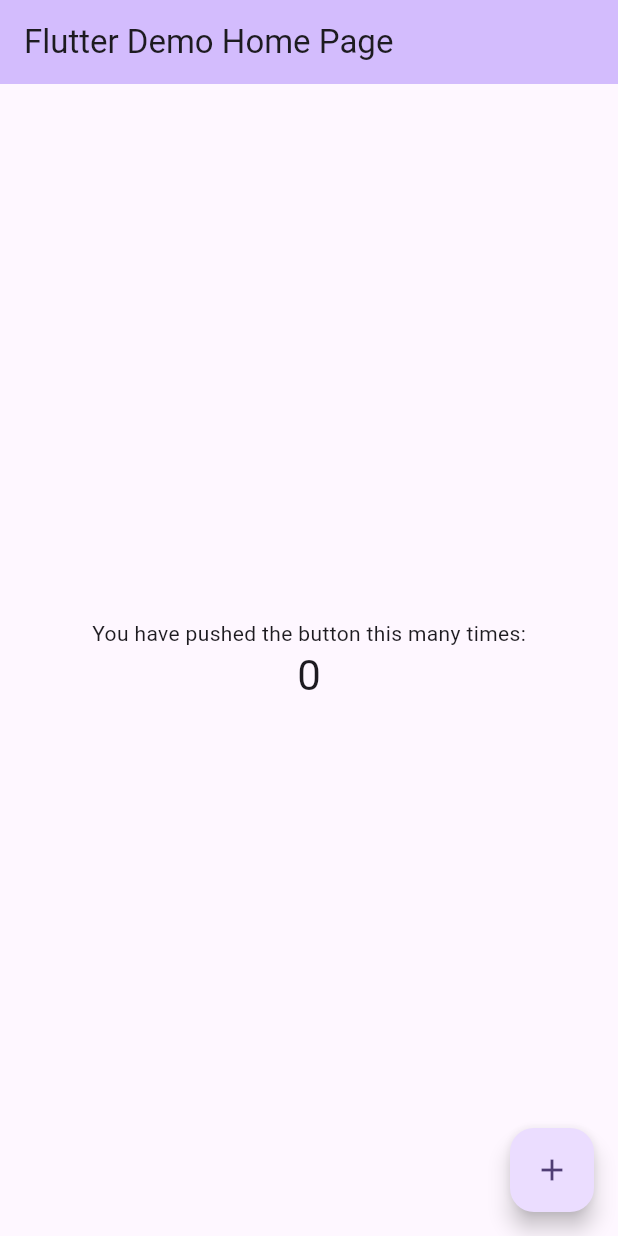
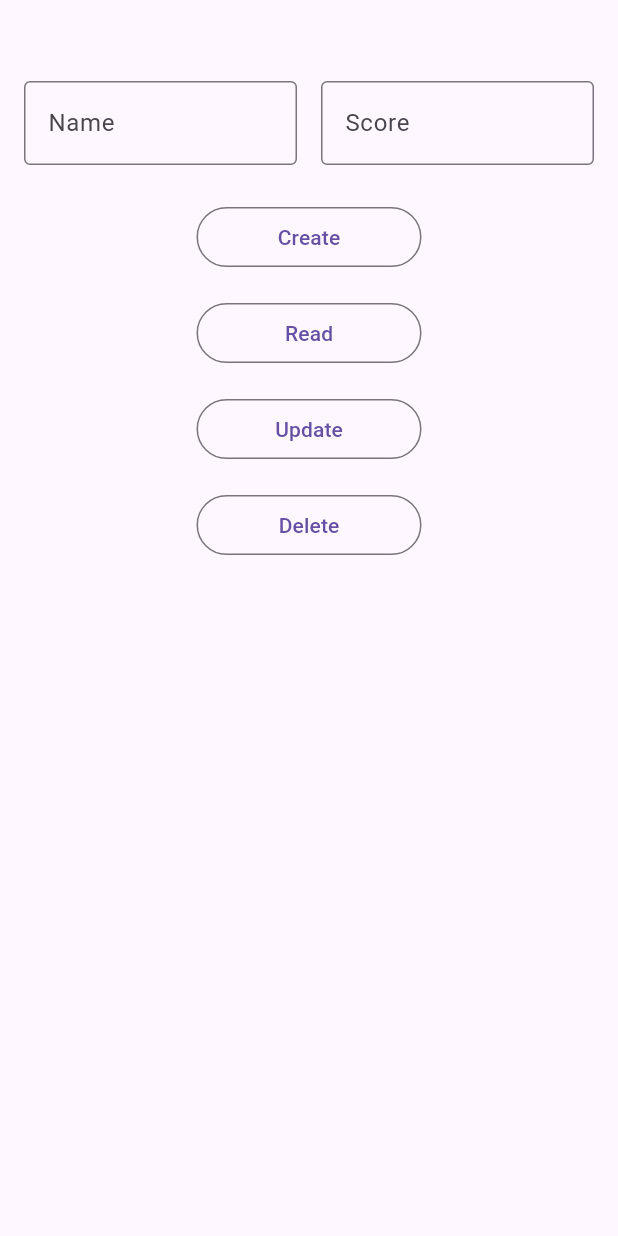
Before and after one commit to suragch/shelf_postgres_tutorial, a Flutter app: the screen it shows after launch, on a phone screen of 412 x 824 dp. Run offline on Flutter 3.47's test engine with Material 3 defaults, Android fonts, the phone set to English and light mode, and no system bars; our stand-ins replace get_it, shelf; missing offline and left inert: nanoid2, postgres, shelf_router.

Commit message:
improved flutter client

```diff
--- /dev/null
+++ b/flutter_client/lib/home_page/home_page.dart
@@ -0,0 +1,145 @@
+import 'package:flutter/material.dart';
+
+import '../models/score.dart';
+import 'home_page_manager.dart';
+
+class ShelfPostgresDemo extends StatefulWidget {
+  const ShelfPostgresDemo({super.key});
+
+  @override
+  State<ShelfPostgresDemo> createState() => _ShelfPostgresDemoState();
+}
+
+class _ShelfPostgresDemoState extends State<ShelfPostgresDemo> {
+  final manager = HomePageManager();
+
+  @override
+  void initState() {
+    super.initState();
+    manager.snackbarCallback = _showSnackbar;
+  }
+
+  @override
+  Widget build(BuildContext context) {
+    return Scaffold(
+      body: SizedBox(
+        width: double.infinity,
+        child: Column(
+          mainAxisAlignment: MainAxisAlignment.center,
+          children: [
+            const SizedBox(height: 32),
+            Align(
+              alignment: Alignment.topLeft,
+              child: ValueListenableBuilder<Score?>(
+                valueListenable: manager.selectedScoreNotifier,
+                builder: (context, score, _) {
+                  final text = (score == null) ? '' : 'ID: ${score.id}';
+                  return Padding(
+                    padding: const EdgeInsets.symmetric(horizontal: 16),
+                    child: Text(
+                      text,
+                      style: const TextStyle(fontSize: 10),
+                    ),
+                  );
+                },
+              ),
+            ),
+            const SizedBox(height: 8),
+            Row(
+              children: [
+                const SizedBox(width: 16),
+                Expanded(
+                  child: TextField(
+                    controller: manager.nameController,
+                    decoration: const InputDecoration(
+                      labelText: 'Name',
+                      border: OutlineInputBorder(),
+                    ),
+                  ),
+                ),
+                const SizedBox(width: 16),
+                Expanded(
+                  child: TextField(
+                    controller: manager.scoreController,
+                    decoration: const InputDecoration(
+                      labelText: 'Score',
+                      border: OutlineInputBorder(),
+                    ),
+                  ),
+                ),
+                const SizedBox(width: 16),
+              ],
+            ),
+            const SizedBox(height: 16),
+            TaskButton(title: 'Create', onPressed: manager.create),
+            TaskButton(title: 'Read', onPressed: manager.read),
+            TaskButton(title: 'Update', onPressed: manager.update),
+            TaskButton(title: 'Delete', onPressed: manager.delete),
+            const SizedBox(height: 16),
+            Expanded(
+              child: ValueListenableBuilder<List<Score>>(
+                valueListenable: manager.listNotifier,
+                builder: (context, rows, child) {
+                  return ListView.builder(
+                    itemCount: rows.length,
+                    itemBuilder: (context, index) {
+                      final row = rows[index];
+                      return Card(
+                        child: ListTile(
+                          leading: Text(
+                            row.score.toString(),
+                            style: const TextStyle(fontSize: 30),
+                          ),
+                          title: Text(row.userId),
+                          subtitle: Text(
+                            row.updated.toString(),
+                            style: const TextStyle(fontSize: 10),
+                          ),
+                          onTap: () => manager.onScoreTapped(row),
+                        ),
+                      );
+                    },
+                  );
+                },
+              ),
+            ),
+          ],
+        ),
+      ),
+    );
+  }
+
+  void _showSnackbar(String message) {
+    ScaffoldMessenger.of(context).showSnackBar(
+      SnackBar(
+        content: Text(message),
+        duration: const Duration(seconds: 2),
+      ),
+    );
+  }
+}
+
+class TaskButton extends StatelessWidget {
+  final String title;
+  final VoidCallback onPressed;
+
+  const TaskButton({
+    super.key,
+    required this.title,
+    required this.onPressed,
+  });
+
+  @override
+  Widget build(BuildContext context) {
+    return Padding(
+      padding: const EdgeInsets.symmetric(horizontal: 16.0, vertical: 8.0),
+      child: SizedBox(
+        width: 150,
+        child: OutlinedButton(
+          onPressed: onPressed,
+          child: Text(title),
+        ),
+      ),
+    );
+  }
+}
--- /dev/null
+++ b/flutter_client/lib/home_page/home_page_manager.dart
@@ -0,0 +1,179 @@
+import 'dart:convert';
+
+import 'package:flutter/widgets.dart';
+import 'package:http/http.dart' as http;
+
+import '../models/score.dart';
+
+const baseUrl = 'http://localhost:8080';
+const headers = {'Content-Type': 'application/json; charset=UTF-8'};
+
+class HomePageManager {
+  final listNotifier = ListNotifier();
+  final selectedScoreNotifier = ValueNotifier<Score?>(null);
+  final nameController = TextEditingController();
+  final scoreController = TextEditingController();
+
+  void Function(String message)? snackbarCallback;
+
+  Future<void> create() async {
+    final userId = nameController.text;
+    if (userId.isEmpty) {
+      snackbarCallback?.call('Name is required');
+      return;
+    }
+
+    final score = scoreController.text;
+    final scoreInt = int.tryParse(score);
+    if (scoreInt == null) {
+      snackbarCallback?.call('Score must be an integer');
+      return;
+    }
+
+    final data = {
+      'user_id': userId,
+      'score': scoreInt,
+    };
+
+    final response = await http.post(
+      Uri.parse('$baseUrl/create'),
+      headers: headers,
+      body: jsonEncode(data),
+    );
+    final body = jsonDecode(response.body);
+    print(body);
+
+    if (response.statusCode != 200) {
+      snackbarCallback?.call(body);
+      return;
+    }
+
+    listNotifier.add(Score.fromJson(body));
+    scoreController.clear();
+    nameController.clear();
+  }
+
+  Future<void> read() async {
+    final response = await http.get(Uri.parse('$baseUrl/read'));
+    final body = jsonDecode(response.body);
+    print(body);
+
+    if (response.statusCode != 200) {
+      snackbarCallback?.call(body);
+      return;
+    }
+
+    final scores = <Score>[];
+    for (final row in body) {
+      final score = Score.fromJson(row);
+      scores.add(score);
+    }
+    listNotifier.replace(scores);
+
+    if (scores.isEmpty) {
+      snackbarCallback?.call('No scores found');
+      return;
+    }
+  }
+
+  Future<void> update() async {
+    final score = selectedScoreNotifier.value;
+    if (score == null) {
+      snackbarCallback?.call('No score selected');
+      return;
+    }
+
+    if (nameController.text != score.userId) {
+      snackbarCallback?.call('Sorry you can\'t change the name');
+      return;
+    }
+
+    final scoreInt = int.tryParse(scoreController.text);
+    if (scoreInt == null) {
+      snackbarCallback?.call('Score must be an integer');
+      return;
+    }
+
+    final data = {
+      'id': score.id,
+      'score': scoreInt,
+    };
+    final response = await http.put(
+      Uri.parse('$baseUrl/update'),
+      headers: headers,
+      body: jsonEncode(data),
+    );
+    final body = jsonDecode(response.body);
+    print(body);
+
+    if (response.statusCode != 200) {
+      snackbarCallback?.call(body);
+      return;
+    }
+
+    selectedScoreNotifier.value = null;
+    scoreController.clear();
+    nameController.clear();
+    listNotifier.update(score.copyWith(
+      score: body['score'],
+      updated: DateTime.parse(body['updated']),
+    ));
+  }
+
+  Future<void> delete() async {
+    final score = selectedScoreNotifier.value;
+    if (score == null) {
+      snackbarCallback?.call('No score selected');
+      return;
+    }
+
+    final response = await http.delete(
+      Uri.parse('$baseUrl/delete/${score.id}'),
+      headers: headers,
+    );
+    final body = response.body;
+    print(body);
+
+    if (response.statusCode != 200) {
+      snackbarCallback?.call(body);
+      return;
+    }
+
+    selectedScoreNotifier.value = null;
+    listNotifier.delete(score);
+    nameController.clear();
+    scoreController.clear();
+  }
+
+  void onScoreTapped(Score row) {
+    selectedScoreNotifier.value = row;
+    nameController.text = row.userId;
+    scoreController.text = row.score.toString();
+  }
+}
+
+class ListNotifier extends ValueNotifier<List<Score>> {
+  ListNotifier() : super([]);
+
+  void add(Score score) {
+    value.add(score);
+    notifyListeners();
+  }
+
+  void replace(List<Score> scores) {
+    value = scores;
+  }
+
+  void update(Score score) {
+    final index = value.indexWhere((s) => s.id == score.id);
+    if (index == -1) return;
+    value[index] = score;
+    value = value.toList();
+    notifyListeners();
+  }
+
+  void delete(Score score) {
+    value.removeWhere((s) => s.id == score.id);
+    notifyListeners();
+  }
+}
--- a/flutter_client/lib/main.dart
+++ b/flutter_client/lib/main.dart
@@ -1,125 +1,10 @@
 import 'package:flutter/material.dart';
 
+import 'home_page/home_page.dart';
+
 void main() {
-  runApp(const MyApp());
+  runApp(const MaterialApp(
+    debugShowCheckedModeBanner: false,
+    home: ShelfPostgresDemo(),
+  ));
 }
-
-class MyApp extends StatelessWidget {
-  const MyApp({super.key});
-
-  // This widget is the root of your application.
-  @override
-  Widget build(BuildContext context) {
-    return MaterialApp(
-      title: 'Flutter Demo',
-      theme: ThemeData(
-        // This is the theme of your application.
-        //
-        // TRY THIS: Try running your application with "flutter run". You'll see
-        // the application has a purple toolbar. Then, without quitting the app,
-        // try changing the seedColor in the colorScheme below to Colors.green
-        // and then invoke "hot reload" (save your changes or press the "hot
-        // reload" button in a Flutter-supported IDE, or press "r" if you used
-        // the command line to start the app).
-        //
-        // Notice that the counter didn't reset back to zero; the application
-        // state is not lost during the reload. To reset the state, use hot
-        // restart instead.
-        //
-        // This works for code too, not just values: Most code changes can be
-        // tested with just a hot reload.
-        colorScheme: ColorScheme.fromSeed(seedColor: Colors.deepPurple),
-        useMaterial3: true,
-      ),
-      home: const MyHomePage(title: 'Flutter Demo Home Page'),
-    );
-  }
-}
-
-class MyHomePage extends StatefulWidget {
-  const MyHomePage({super.key, required this.title});
-
-  // This widget is the home page of your application. It is stateful, meaning
-  // that it has a State object (defined below) that contains fields that affect
-  // how it looks.
-
-  // This class is the configuration for the state. It holds the values (in this
-  // case the title) provided by the parent (in this case the App widget) and
-  // used by the build method of the State. Fields in a Widget subclass are
-  // always marked "final".
-
-  final String title;
-
-  @override
-  State<MyHomePage> createState() => _MyHomePageState();
-}
-
-class _MyHomePageState extends State<MyHomePage> {
-  int _counter = 0;
-
-  void _incrementCounter() {
-    setState(() {
-      // This call to setState tells the Flutter framework that something has
-      // changed in this State, which causes it to rerun the build method below
-      // so that the display can reflect the updated values. If we changed
-      // _counter without calling setState(), then the build method would not be
-      // called again, and so nothing would appear to happen.
-      _counter++;
-    });
-  }
-
-  @override
-  Widget build(BuildContext context) {
-    // This method is rerun every time setState is called, for instance as done
-    // by the _incrementCounter method above.
-    //
-    // The Flutter framework has been optimized to make rerunning build methods
-    // fast, so that you can just rebuild anything that needs updating rather
-    // than having to individually change instances of widgets.
-    return Scaffold(
-      appBar: AppBar(
-        // TRY THIS: Try changing the color here to a specific color (to
-        // Colors.amber, perhaps?) and trigger a hot reload to see the AppBar
-        // change color while the other colors stay the same.
-        backgroundColor: Theme.of(context).colorScheme.inversePrimary,
-        // Here we take the value from the MyHomePage object that was created by
-        // the App.build method, and use it to set our appbar title.
-        title: Text(widget.title),
-      ),
-      body: Center(
-        // Center is a layout widget. It takes a single child and positions it
-        // in the middle of the parent.
-        child: Column(
-          // Column is also a layout widget. It takes a list of children and
-          // arranges them vertically. By default, it sizes itself to fit its
-          // children horizontally, and tries to be as tall as its parent.
-          //
-          // Column has various properties to control how it sizes itself and
-          // how it positions its children. Here we use mainAxisAlignment to
-          // center the children vertically; the main axis here is the vertical
-          // axis because Columns are vertical (the cross axis would be
-          // horizontal).
-          //
-          // TRY THIS: Invoke "debug painting" (choose the "Toggle Debug Paint"
-          // action in the IDE, or press "p" in the console), to see the
-          // wireframe for each widget.
-          mainAxisAlignment: MainAxisAlignment.center,
-          children: <Widget>[
-            const Text(
-              'You have pushed the button this many times:',
-            ),
-            Text(
-              '$_counter',
-              style: Theme.of(context).textTheme.headlineMedium,
-            ),
-          ],
-        ),
-      ),
-      floatingActionButton: FloatingActionButton(
-        onPressed: _incrementCounter,
-        tooltip: 'Increment',
-        child: const Icon(Icons.add),
-      ), // This trailing comma makes auto-formatting nicer for build methods.
-    );
-  }
-}
--- /dev/null
+++ b/flutter_client/lib/models/score.dart
@@ -0,0 +1,41 @@
+class Score {
+  final String id;
+  final DateTime created;
+  final DateTime updated;
+  final String userId;
+  final int score;
+
+  const Score({
+    required this.id,
+    required this.created,
+    required this.updated,
+    required this.userId,
+    required this.score,
+  });
+
+  factory Score.fromJson(Map<String, dynamic> json) {
+    return Score(
+      id: json['id'],
+      created: DateTime.parse(json['created']),
+      updated: DateTime.parse(json['updated']),
+      userId: json['user_id'],
+      score: json['score'],
+    );
+  }
+
+  Score copyWith({
+    String? id,
+    DateTime? created,
+    DateTime? updated,
+    String? userId,
+    int? score,
+  }) {
+    return Score(
+      id: id ?? this.id,
+      created: created ?? this.created,
+      updated: updated ?? this.updated,
+      userId: userId ?? this.userId,
+      score: score ?? this.score,
+    );
+  }
+}
```
Also changed, not shown: flutter_client/analysis_options.yaml (+6 -26 lines), flutter_client/pubspec.yaml (+3 -72 lines), shelf_server/lib/database.dart (+3 -20 lines), shelf_server/lib/route_handlers.dart (+23 -3 lines), flutter_client/pubspec.lock, 4 other files.
